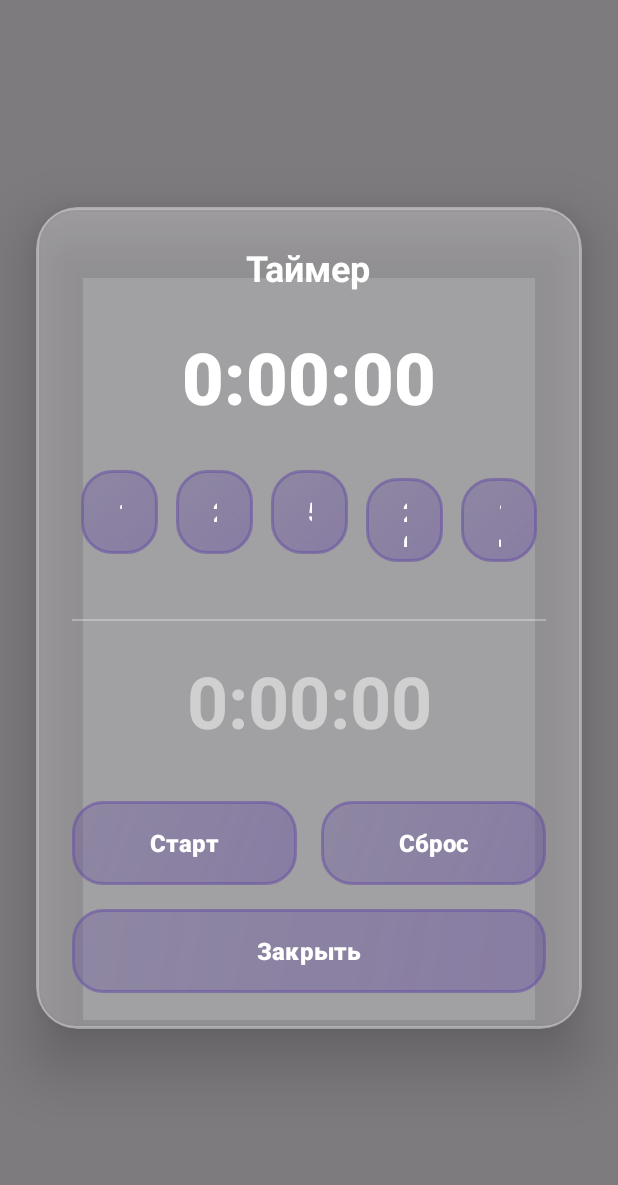
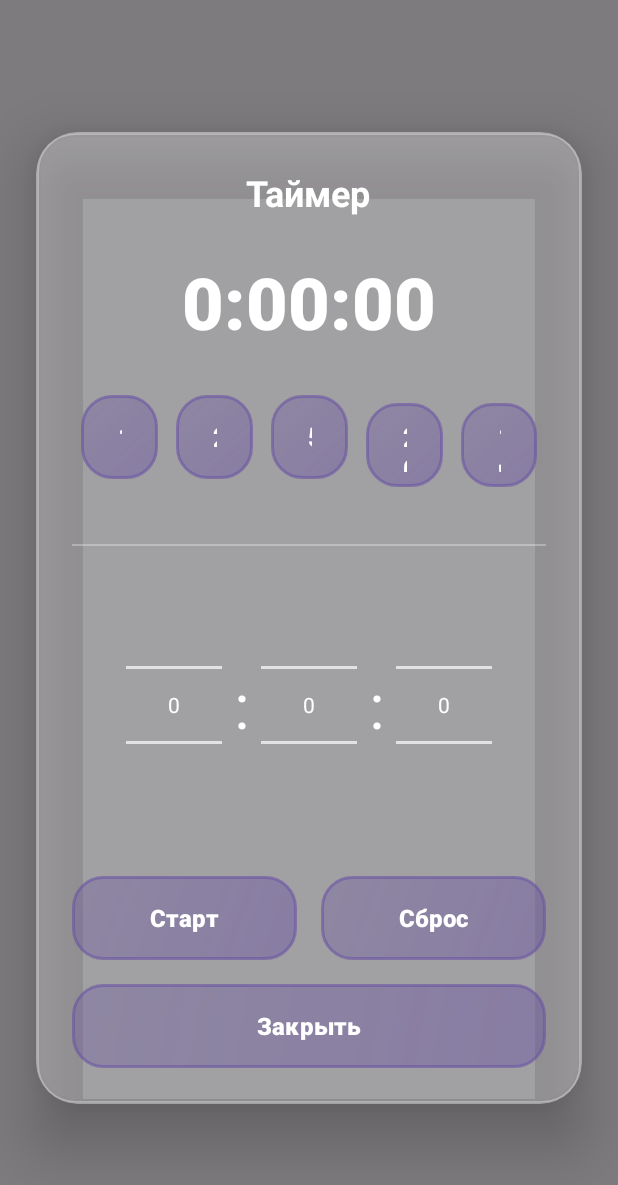
Before and after one commit to TheMrGrench/decimal-clock, an Android app: the layout activity_timer.xml on its own in the app's theme, with its tools: preview values and no code run, on a phone screen of 412 x 824 dp. Shown: the top 1185 px of the screen. Run offline under Robolectric (Android 15) with nearby library versions, the phone set to English and light mode, and no system bars.

Commit message:
Replace timer EditText with NumberPickers, style standard time card
Timer improvements:
- Replace EditText with 3 NumberPickers (H:MM:SS format)
- Hours: 0-9, Minutes: 00-99, Seconds: 00-99
- Presets now update NumberPicker values
- Start button reads from NumberPickers
- No more broken text input formatting

Standard time card styling:
- Match digital clock style: dark card (#50000000)
- Better contrast with white text
- Consistent visual appearance

This fixes the timer input completely - no more "1135451" mess

```diff
--- a/app/src/main/res/layout/activity_timer.xml
+++ b/app/src/main/res/layout/activity_timer.xml
@@ -75,21 +75,50 @@
                 android:background="@color/white_30"
                 android:layout_marginVertical="16dp" />
 
-            <EditText
-                android:id="@+id/customTimeInput"
+            <LinearLayout
                 android:layout_width="wrap_content"
-                android:layout_height="80dp"
-                android:hint="0:00:00"
-                android:inputType="number"
-                android:textColor="@color/white"
-                android:textColorHint="@color/white_50"
-                android:backgroundTint="@android:color/transparent"
-                android:textAlignment="center"
-                android:textSize="48sp"
-                android:textStyle="bold"
-                android:maxLength="7"
+                android:layout_height="wrap_content"
+                android:orientation="horizontal"
                 android:layout_gravity="center"
-                android:layout_marginBottom="24dp" />
+                android:layout_marginBottom="24dp">
+
+                <NumberPicker
+                    android:id="@+id/timerHoursPicker"
+                    android:layout_width="wrap_content"
+                    android:layout_height="180dp"
+                    android:theme="@style/TimePickerTheme" />
+
+                <TextView
+                    android:layout_width="wrap_content"
+                    android:layout_height="wrap_content"
+                    android:text=":"
+                    android:textSize="42sp"
+                    android:textColor="@color/white"
+                    android:layout_gravity="center"
+                    android:paddingHorizontal="8dp" />
+
+                <NumberPicker
+                    android:id="@+id/timerMinutesPicker"
+                    android:layout_width="wrap_content"
+                    android:layout_height="180dp"
+                    android:theme="@style/TimePickerTheme" />
+
+                <TextView
+                    android:layout_width="wrap_content"
+                    android:layout_height="wrap_content"
+                    android:text=":"
+                    android:textSize="42sp"
+                    android:textColor="@color/white"
+                    android:layout_gravity="center"
+                    android:paddingHorizontal="8dp" />
+
+                <NumberPicker
+                    android:id="@+id/timerSecondsPicker"
+                    android:layout_width="wrap_content"
+                    android:layout_height="180dp"
+                    android:theme="@style/TimePickerTheme" />
+
+            </LinearLayout>
 
             <!-- Кнопки управления -->
             <LinearLayout
```
Also changed, not shown: app/src/main/java/com/decimalclock/TimerActivity.kt (+50 -33 lines), app/src/main/res/layout/activity_main.xml (+5 -5 lines).
